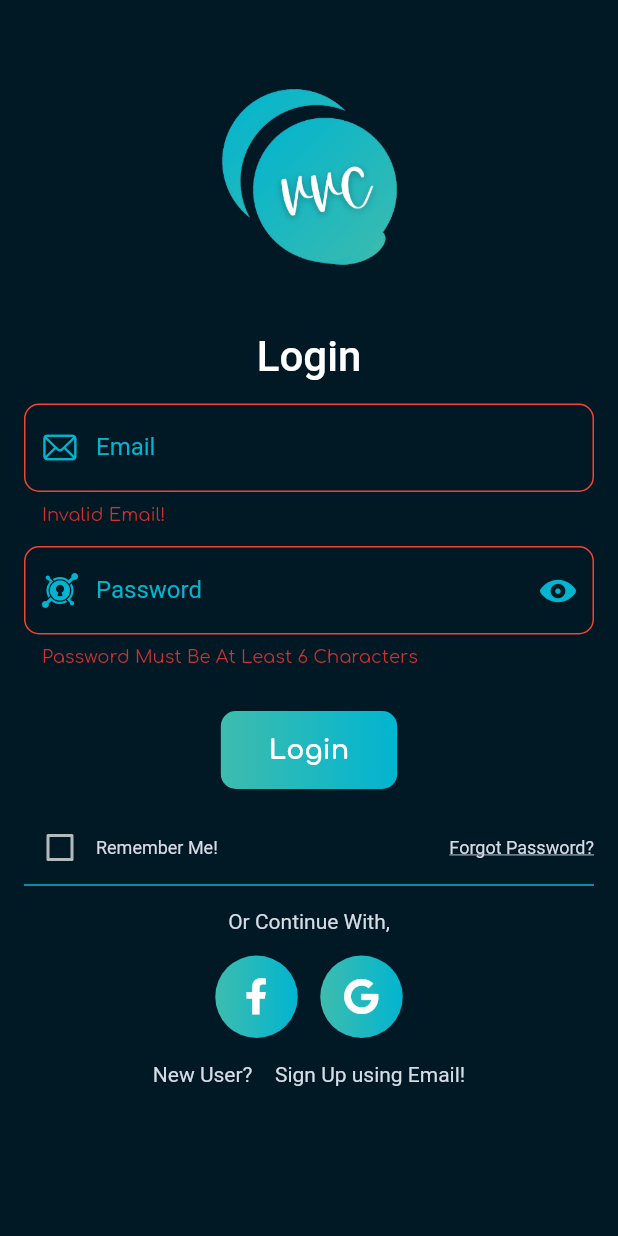
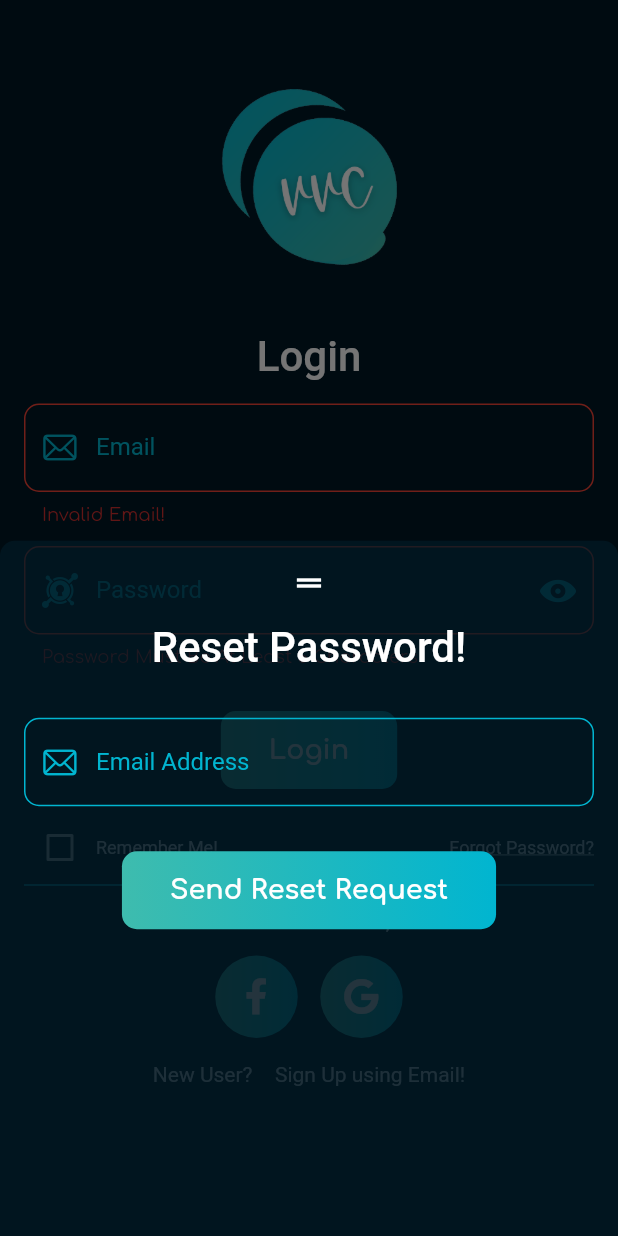
Before and after one commit to devShakib015/vvc, a Flutter app: the AuthView screen opened directly, after a tap on "Login", after a tap on "Forgot Password?", on a phone screen of 412 x 824 dp. Run offline on Flutter 3.47's test engine with Material 2 defaults, Android fonts, the phone set to English and light mode, and no system bars; our stand-ins replace flutter_markdown, flutter_spinkit, font_awesome_flutter, get, get_storage, google_fonts and 1 more; accounts and stored records are empty.

Commit message:
Forgot password

```diff
--- a/lib/controllers/auth_controller/auth_controller.dart
+++ b/lib/controllers/auth_controller/auth_controller.dart
@@ -2,6 +2,7 @@ import 'package:get/get.dart';
 
 import 'package:vvc/controllers/storage_controller/storage_controller.dart';
 import 'package:vvc/widgets/vvc_dialog.dart';
+import 'package:vvc/widgets/vvc_snackbar.dart';
 
 class AuthController extends GetxController {
   final StorageController _storageController = Get.find<StorageController>();
@@ -10,28 +11,55 @@ class AuthController extends GetxController {
   RxBool remeberLoginInfo = false.obs;
 
   Future<void> login(String email, String pass) async {
-    VvcDialog.showLoading();
+    //TODO:Login
+
     if (remeberLoginInfo.value) {
       _storageController.updateSavedEmailAndPassword(email, pass);
     } else {
       _storageController.updateSavedEmailAndPassword(null, null);
     }
 
-    await Future.delayed(Duration(seconds: 3));
-    VvcDialog.hideLoading();
+    try {
+      VvcDialog.showLoading();
+      await Future.delayed(Duration(seconds: 3));
+      VvcDialog.hideLoading();
+    } catch (e) {
+      VvcSnackBar.showErrorSnackBar(message: "Login Error!");
+    }
+
+    print("Done!");
+  }
+
+  Future<void> resetPassword(String email) async {
+    //TODO:Reset password
+
+    try {
+      VvcDialog.showLoading();
+      await Future.delayed(Duration(seconds: 3));
+      VvcDialog.hideLoading();
+    } catch (e) {
+      VvcSnackBar.showErrorSnackBar(message: "Send Request Error!");
+    }
 
     print("Done!");
   }
 
   Future<void> signUp(String email, String pass) async {
-    VvcDialog.showLoading();
+    //TODO:Sign Up
+
     if (remeberLoginInfo.value) {
       _storageController.updateSavedEmailAndPassword(email, pass);
     } else {
       _storageController.updateSavedEmailAndPassword(null, null);
     }
-    await Future.delayed(Duration(seconds: 3));
-    VvcDialog.hideLoading();
+
+    try {
+      VvcDialog.showLoading();
+      await Future.delayed(Duration(seconds: 3));
+      VvcDialog.hideLoading();
+    } catch (e) {
+      VvcSnackBar.showErrorSnackBar(message: "Sign Up Error!");
+    }
 
     print("Done!");
   }
--- a/lib/controllers/auth_controller/auth_page_controller.dart
+++ b/lib/controllers/auth_controller/auth_page_controller.dart
@@ -13,11 +13,15 @@ class AuthPageController extends GetxController {
 
   //Form keys
   final loginFormKey = GlobalKey<FormState>();
+  final resetPassFormKey = GlobalKey<FormState>();
   final signUpFormKey = GlobalKey<FormState>();
 
   //Login Text Editing Controller
   TextEditingController loginEmailController = TextEditingController();
   TextEditingController loginPasswordController = TextEditingController();
+
+  //Reset Password Text Editing Controller
+  TextEditingController resetPasswordEmailController = TextEditingController();
 
   //Sign Up Text Editing Controller
   TextEditingController signUpEmailController = TextEditingController();
@@ -41,7 +45,6 @@ class AuthPageController extends GetxController {
   RxBool isAcceptedPrivacyAndTerms = false.obs;
 
   void onPressedLogin() async {
-    //todo: Login
     if (loginFormKey.currentState!.validate()) {
       await _authController.login(
         loginEmailController.text.trim(),
@@ -49,14 +52,19 @@ class AuthPageController extends GetxController {
       );
       clearFields();
       Get.to(() => BottomNavBarPage());
-    } else {
-      VvcSnackBar.showErrorSnackBar(message: "Login Error!");
+    }
+  }
+
+  void onPressedResetPassword() async {
+    if (resetPassFormKey.currentState!.validate()) {
+      await _authController
+          .resetPassword(resetPasswordEmailController.text.trim());
+      clearFields();
+      Get.back();
     }
   }
 
   void onPressedSignUp() async {
-    //todo: Sign Up
-
     if (signUpFormKey.currentState!.validate()) {
       if (isAcceptedPrivacyAndTerms.value) {
         await _authController.signUp(
@@ -67,12 +75,11 @@ class AuthPageController extends GetxController {
         Get.to(() => BottomNavBarPage());
       } else {
         VvcSnackBar.showSnackBar(
-            title: "Privacy, Terms and Condtions",
-            message:
-                "Please read and accept our privacy policy and terms to create an account!");
+          title: "Privacy, Terms and Condtions",
+          message:
+              "Please read and accept our privacy policy and terms to create an account!",
+        );
       }
-    } else {
-      VvcSnackBar.showErrorSnackBar(message: "Sign Up Error");
     }
   }
 
@@ -96,6 +103,7 @@ class AuthPageController extends GetxController {
   void clearFields() {
     loginEmailController.clear();
     loginPasswordController.clear();
+    resetPasswordEmailController.clear();
     signUpEmailController.clear();
     signUpPasswordController.clear();
     signUpConfirmPasswordController.clear();
@@ -130,6 +138,7 @@ class AuthPageController extends GetxController {
     pageController.dispose();
     loginEmailController.dispose();
     loginPasswordController.dispose();
+    resetPasswordEmailController.dispose();
     signUpEmailController.dispose();
     signUpPasswordController.dispose();
     signUpConfirmPasswordController.dispose();
--- a/lib/views/auth/auth_pages/login_page.dart
+++ b/lib/views/auth/auth_pages/login_page.dart
@@ -5,6 +5,7 @@ import 'package:vvc/constants/color_constants.dart';
 import 'package:vvc/constants/image_constants.dart';
 import 'package:vvc/constants/style_constants.dart';
 import 'package:vvc/controllers/auth_controller/auth_page_controller.dart';
+import 'package:vvc/widgets/vvc_bottom_sheet.dart';
 import 'package:vvc/widgets/vvc_elevated_button.dart';
 import 'package:vvc/widgets/vvc_heading.dart';
 import 'package:vvc/widgets/vvc_small_text.dart';
@@ -30,7 +31,15 @@ class LoginPage extends StatelessWidget {
           color: Colors.transparent,
           height: VvcStyle.defaultScreenHeight,
           child: SingleChildScrollView(
-            child: Center(
+            child: _loginFormSection(),
+          ),
+        ),
+      ),
+    );
+  }
+
+  Center _loginFormSection() {
+    return Center(
       child: Form(
         key: _authPageController.loginFormKey,
         child: Padding(
@@ -47,31 +56,53 @@ class LoginPage extends StatelessWidget {
 
               VvcHeading(text: "Login"),
               VvcStyle.defaultVerticalSpacer,
-                      VvcTextFormField(
-                        controller: _authPageController.loginEmailController,
-                        label: "Email",
-                        icon: CupertinoIcons.mail,
-                        textInputType: TextInputType.emailAddress,
-                        onValidate: (text) {
-                          if (!GetUtils.isEmail(text!)) {
-                            return "Invalid Email!";
-                          }
-                        },
+              _emailTextFieldSection(),
+              VvcStyle.defaultVerticalSpacer,
+              _passwordTextFieldSection(),
+              VvcStyle.defaultVerticalSpacer,
+              VvcStyle.defaultVerticalSpacer,
+              VvcElevatedButton.text(
+                label: "Login",
+                onPressed: _authPageController.onPressedLogin,
               ),
               VvcStyle.defaultVerticalSpacer,
-                      Obx(() => VvcTextFormField(
-                            controller:
-                                _authPageController.loginPasswordController,
+
+              Row(
+                mainAxisAlignment: MainAxisAlignment.spaceBetween,
+                children: [
+                  _rememberMeSection(),
+                  _resetPasswordSection(),
+                ],
+              ),
+
+              Divider(
+                color: VvcColors.primaryColor2,
+                height: 2,
+                thickness: 1,
+              ),
+              VvcStyle.defaultVerticalSpacer,
+              VvcSubHeading(text: "Or Continue With,"),
+              VvcStyle.defaultVerticalSpacer,
+              _socialLoginSection(),
+              _signUpSection(),
+            ],
+          ),
+        ),
+      ),
+    );
+  }
+
+  Obx _passwordTextFieldSection() {
+    return Obx(() => VvcTextFormField(
+          controller: _authPageController.loginPasswordController,
           textInputType: TextInputType.visiblePassword,
           label: "Password",
-                            obscure:
-                                _authPageController.loginPasswordObscure.value,
+          obscure: _authPageController.loginPasswordObscure.value,
           icon: FontAwesomeIcons.keycdn,
           suffixIcon: IconButton(
             onPressed: () {
               _authPageController.loginPasswordObscure.value =
-                                    !_authPageController
-                                        .loginPasswordObscure.value;
+                  !_authPageController.loginPasswordObscure.value;
             },
             icon: Icon(
               _authPageController.loginPasswordObscure.value
@@ -85,79 +116,40 @@ class LoginPage extends StatelessWidget {
               return "Password Must Be At Least 6 Characters";
             }
           },
-                          )),
-                      VvcStyle.defaultVerticalSpacer,
-                      VvcStyle.defaultVerticalSpacer,
-                      VvcElevatedButton.text(
-                        label: "Login",
-                        onPressed: _authPageController.onPressedLogin,
-                      ),
-                      VvcStyle.defaultVerticalSpacer,
+        ));
+  }
 
-                      Row(
-                        mainAxisAlignment: MainAxisAlignment.spaceBetween,
-                        children: [
-                          Row(
+  VvcTextFormField _emailTextFieldSection() {
+    return VvcTextFormField(
+      controller: _authPageController.loginEmailController,
+      label: "Email",
+      icon: CupertinoIcons.mail,
+      textInputType: TextInputType.emailAddress,
+      onValidate: (text) {
+        if (!GetUtils.isEmail(text!)) {
+          return "Invalid Email!";
+        }
+      },
+    );
+  }
+
+  Row _rememberMeSection() {
+    return Row(
       mainAxisSize: MainAxisSize.min,
       children: [
         Obx(() => Checkbox(
               value: _authPageController.getRememberMe,
               onChanged: (value) {
-                                      _authPageController.setRememberMe =
-                                          value!;
+                _authPageController.setRememberMe = value!;
               },
             )),
         VvcSmallText(text: "Remember Me!"),
       ],
-                          ),
-                          GestureDetector(
-                            onTap: () {
-                              //todo: Reset Password
+    );
+  }
 
-                              print("forgot pass");
-                            },
-                            child: Padding(
-                              padding: const EdgeInsets.symmetric(vertical: 16),
-                              child: VvcSmallText(
-                                text: "Forgot Password?",
-                                textDecoration: TextDecoration.underline,
-                              ),
-                            ),
-                          ),
-                        ],
-                      ),
-
-                      Divider(
-                        color: VvcColors.primaryColor2,
-                        height: 2,
-                        thickness: 1,
-                      ),
-                      VvcStyle.defaultVerticalSpacer,
-                      VvcSubHeading(text: "Or Continue With,"),
-                      VvcStyle.defaultVerticalSpacer,
-                      Container(
-                        child: Row(
-                          mainAxisSize: MainAxisSize.min,
-                          children: [
-                            VvcElevatedButton.icon(
-                              tooltip: "Facebook Login",
-                              icon: Icon(FontAwesomeIcons.facebookF),
-                              onPressed: () {
-                                //todo: Login With facebook
-                              },
-                            ),
-                            VvcStyle.defaultHorizontalSpacer,
-                            VvcElevatedButton.icon(
-                              tooltip: "Google Login",
-                              icon: Icon(FontAwesomeIcons.google),
-                              onPressed: () {
-                                //todo: Login With Google
-                              },
-                            ),
-                          ],
-                        ),
-                      ),
-                      Row(
+  Row _signUpSection() {
+    return Row(
       mainAxisSize: MainAxisSize.min,
       children: [
         VvcSubHeading(text: "New User?"),
@@ -172,13 +164,73 @@ class LoginPage extends StatelessWidget {
           ),
         )
       ],
+    );
+  }
+
+  Container _socialLoginSection() {
+    return Container(
+      child: Row(
+        mainAxisSize: MainAxisSize.min,
+        children: [
+          VvcElevatedButton.icon(
+            tooltip: "Facebook Login",
+            icon: Icon(FontAwesomeIcons.facebookF),
+            onPressed: () {
+              //TODO: Login With facebook
+            },
+          ),
+          VvcStyle.defaultHorizontalSpacer,
+          VvcElevatedButton.icon(
+            tooltip: "Google Login",
+            icon: Icon(FontAwesomeIcons.google),
+            onPressed: () {
+              //TODO: Login With Google
+            },
+          ),
+        ],
+      ),
+    );
+  }
+
+  GestureDetector _resetPasswordSection() {
+    return GestureDetector(
+      onTap: () {
+        VvcBottomSheet.showBottomSheet(
+          name: "Reset Password Bottom Sheet",
+          child: Form(
+            key: _authPageController.resetPassFormKey,
+            child: Column(
+              children: [
+                VvcHeading(text: "Reset Password!"),
+                VvcStyle.defaultVerticalSpacer,
+                VvcStyle.defaultVerticalSpacer,
+                VvcTextFormField(
+                  controller: _authPageController.resetPasswordEmailController,
+                  label: "Email Address",
+                  icon: CupertinoIcons.mail,
+                  textInputType: TextInputType.emailAddress,
+                  onValidate: (text) {
+                    if (!GetUtils.isEmail(text!)) {
+                      return "Invalid Email!";
+                    }
+                  },
+                ),
+                VvcStyle.defaultVerticalSpacer,
+                VvcStyle.defaultVerticalSpacer,
+                VvcElevatedButton.text(
+                  label: "Send Reset Request",
+                  onPressed: _authPageController.onPressedResetPassword,
                 ),
               ],
             ),
           ),
-              ),
-            ),
-          ),
+        );
+      },
+      child: Padding(
+        padding: const EdgeInsets.symmetric(vertical: 16),
+        child: VvcSmallText(
+          text: "Forgot Password?",
+          textDecoration: TextDecoration.underline,
         ),
       ),
     );
--- a/lib/views/auth/auth_pages/sign_up_page.dart
+++ b/lib/views/auth/auth_pages/sign_up_page.dart
@@ -35,7 +35,15 @@ class SignUpPage extends StatelessWidget {
           color: Colors.transparent,
           height: VvcStyle.defaultScreenHeight,
           child: SingleChildScrollView(
-            child: Center(
+            child: _signUpFormSection(),
+          ),
+        ),
+      ),
+    );
+  }
+
+  Center _signUpFormSection() {
+    return Center(
       child: Form(
         key: _authPageController.signUpFormKey,
         child: Padding(
@@ -53,7 +61,30 @@ class SignUpPage extends StatelessWidget {
 
               VvcHeading(text: "Sign Up"),
               VvcStyle.defaultVerticalSpacer,
-                      VvcTextFormField(
+              _emailTextfieldSection(),
+              VvcStyle.defaultVerticalSpacer,
+              _passwordTextfieldSection(),
+              VvcStyle.defaultVerticalSpacer,
+              _confirmPassTextfieldSection(),
+
+              _signUpCheckBoxes(),
+              VvcStyle.defaultVerticalSpacer,
+
+              VvcElevatedButton.text(
+                label: "Sign Up",
+                onPressed: _authPageController.onPressedSignUp,
+              ),
+
+              _loginSection(),
+            ],
+          ),
+        ),
+      ),
+    );
+  }
+
+  VvcTextFormField _emailTextfieldSection() {
+    return VvcTextFormField(
       controller: _authPageController.signUpEmailController,
       label: "Email",
       icon: CupertinoIcons.mail,
@@ -63,22 +94,20 @@ class SignUpPage extends StatelessWidget {
           return "Invalid Email!";
         }
       },
-                      ),
-                      VvcStyle.defaultVerticalSpacer,
-                      Obx(() => VvcTextFormField(
-                            controller:
-                                _authPageController.signUpPasswordController,
+    );
+  }
+
+  Obx _passwordTextfieldSection() {
+    return Obx(() => VvcTextFormField(
+          controller: _authPageController.signUpPasswordController,
           textInputType: TextInputType.visiblePassword,
           label: "Password",
-                            obscure:
-                                _authPageController.signUpPasswordObscure.value,
+          obscure: _authPageController.signUpPasswordObscure.value,
           icon: FontAwesomeIcons.keycdn,
           suffixIcon: IconButton(
             onPressed: () {
-                                _authPageController
-                                        .signUpPasswordObscure.value =
-                                    !_authPageController
-                                        .signUpPasswordObscure.value;
+              _authPageController.signUpPasswordObscure.value =
+                  !_authPageController.signUpPasswordObscure.value;
             },
             icon: Icon(
               _authPageController.signUpPasswordObscure.value
@@ -92,26 +121,23 @@ class SignUpPage extends StatelessWidget {
               return "Password Must Be At Least 6 Characters";
             }
           },
-                          )),
-                      VvcStyle.defaultVerticalSpacer,
-                      Obx(() => VvcTextFormField(
-                            controller: _authPageController
-                                .signUpConfirmPasswordController,
+        ));
+  }
+
+  Obx _confirmPassTextfieldSection() {
+    return Obx(() => VvcTextFormField(
+          controller: _authPageController.signUpConfirmPasswordController,
           textInputType: TextInputType.visiblePassword,
           label: "Confirm Password",
-                            obscure: _authPageController
-                                .signUpConfirmPasswordObscure.value,
+          obscure: _authPageController.signUpConfirmPasswordObscure.value,
           icon: FontAwesomeIcons.keycdn,
           suffixIcon: IconButton(
             onPressed: () {
-                                _authPageController
-                                        .signUpConfirmPasswordObscure.value =
-                                    !_authPageController
-                                        .signUpConfirmPasswordObscure.value;
+              _authPageController.signUpConfirmPasswordObscure.value =
+                  !_authPageController.signUpConfirmPasswordObscure.value;
             },
             icon: Icon(
-                                _authPageController
-                                        .signUpConfirmPasswordObscure.value
+              _authPageController.signUpConfirmPasswordObscure.value
                   ? CupertinoIcons.eye_solid
                   : CupertinoIcons.eye_slash_fill,
               color: VvcColors.primaryColor2,
@@ -121,22 +147,15 @@ class SignUpPage extends StatelessWidget {
             if (text!.length < 6) {
               return "Password Must Be At Least 6 Characters";
             } else if (text !=
-                                  _authPageController
-                                      .signUpPasswordController.text) {
+                _authPageController.signUpPasswordController.text) {
               return "Password didn't match";
             }
           },
-                          )),
+        ));
+  }
 
-                      _signUpCheckBoxes(),
-                      VvcStyle.defaultVerticalSpacer,
-
-                      VvcElevatedButton.text(
-                        label: "Sign Up",
-                        onPressed: _authPageController.onPressedSignUp,
-                      ),
-
-                      Row(
+  Row _loginSection() {
+    return Row(
       mainAxisSize: MainAxisSize.min,
       children: [
         VvcSubHeading(text: "Already A User? "),
@@ -148,15 +167,6 @@ class SignUpPage extends StatelessWidget {
           ),
         )
       ],
-                      ),
-                    ],
-                  ),
-                ),
-              ),
-            ),
-          ),
-        ),
-      ),
     );
   }
 
@@ -175,7 +185,14 @@ class SignUpPage extends StatelessWidget {
               VvcSmallText(text: "Remember Me!")
             ],
           ),
-          Row(
+          _privacyAndTermsSection()
+        ],
+      ),
+    );
+  }
+
+  Row _privacyAndTermsSection() {
+    return Row(
       children: [
         Checkbox(
           value: _authPageController.isAcceptedPrivacyAndTerms.value,
@@ -188,14 +205,14 @@ class SignUpPage extends StatelessWidget {
             crossAxisAlignment: CrossAxisAlignment.start,
             children: [
               VvcSmallText(
-                      text:
-                          "By Selecting this checkbox you are agree with our ",
+                text: "By Selecting this checkbox you are agree with our ",
               ),
               Row(
                 children: [
                   GestureDetector(
                     onTap: () {
                       VvcBottomSheet.showBottomSheet(
+                        name: "Privacy Policy Bottom Sheet",
                         child: Markdown(data: PrivacyPolicy.text),
                       );
                     },
@@ -208,6 +225,7 @@ class SignUpPage extends StatelessWidget {
                   GestureDetector(
                     onTap: () {
                       VvcBottomSheet.showBottomSheet(
+                        name: "Terms And Condition Bottom Sheet",
                         child: Markdown(data: TermsAndCondition.text),
                       );
                     },
@@ -222,9 +240,6 @@ class SignUpPage extends StatelessWidget {
           ),
         )
       ],
-          )
-        ],
-      ),
     );
   }
 }
--- a/lib/widgets/vvc_bottom_sheet.dart
+++ b/lib/widgets/vvc_bottom_sheet.dart
@@ -1,6 +1,8 @@
 import 'package:flutter/cupertino.dart';
+import 'package:flutter/material.dart';
 import 'package:get/get.dart';
 import 'package:vvc/constants/color_constants.dart';
+import 'package:vvc/constants/style_constants.dart';
 
 class VvcBottomSheet {
   VvcBottomSheet._();
@@ -8,11 +10,21 @@ class VvcBottomSheet {
   static void showBottomSheet({
     required Widget child,
     Color? color,
+    String? name,
   }) {
     Get.bottomSheet(
       Container(
         padding: EdgeInsets.all(16),
-        child: child,
+        child: Column(
+          children: [
+            Icon(Icons.drag_handle),
+            VvcStyle.defaultVerticalSpacer,
+            Expanded(child: child),
+          ],
+        ),
+      ),
+      settings: RouteSettings(
+        name: name ?? "VVC BottomSheet",
       ),
       backgroundColor: color ?? VvcColors.bgColor.withOpacity(0.7),
       shape: RoundedRectangleBorder(
--- a/lib/widgets/vvc_snackbar.dart
+++ b/lib/widgets/vvc_snackbar.dart
@@ -1,5 +1,3 @@
-import 'dart:ffi';
-
 import 'package:flutter/cupertino.dart';
 import 'package:flutter/material.dart';
 import 'package:get/get.dart';
```
Also changed, not shown: 1 other file. Lines whose indentation alone changed are shown as unchanged.
